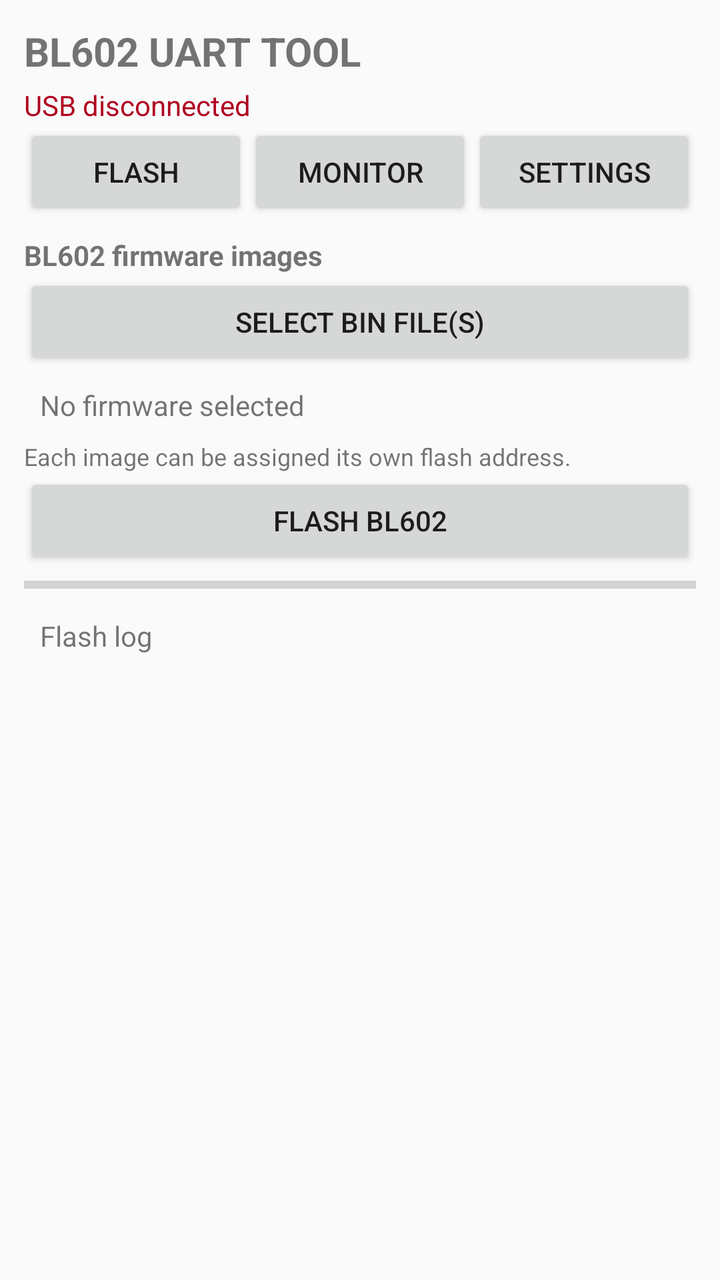
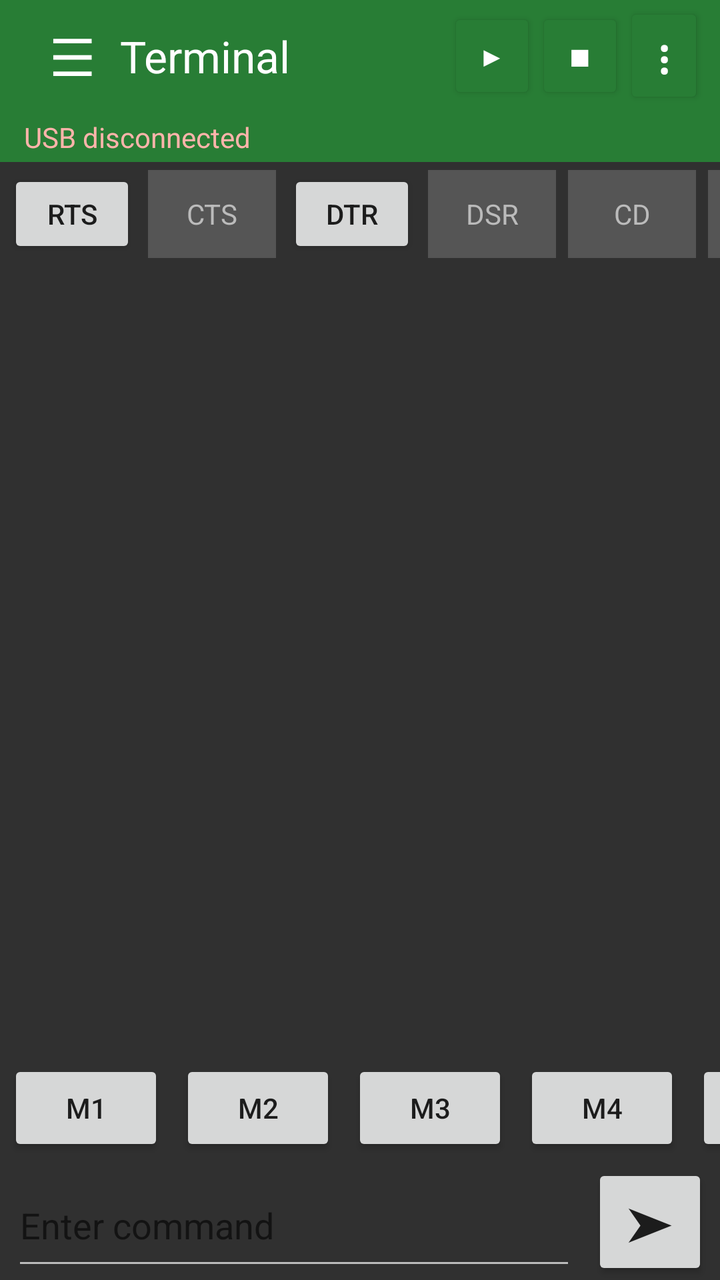

The first picture is an Android layout as it rendered before a commit; the second is the same layout after the commit. The layout source and the unified diff follow.
<!-- AndroidManifest.xml: application theme android:Theme.Material.Light.NoActionBar -->
<!-- res/layout/activity_main.xml -->
<?xml version="1.0" encoding="utf-8"?>
<LinearLayout xmlns:android="http://schemas.android.com/apk/res/android"
    android:orientation="vertical" android:padding="12dp"
    android:layout_width="match_parent" android:layout_height="match_parent">
    <TextView android:id="@+id/title" android:text="BL602 UART TOOL"
        android:textStyle="bold" android:textSize="20sp"
        android:layout_width="match_parent" android:layout_height="wrap_content" />
    <TextView android:id="@+id/status" android:text="USB disconnected"
        android:textColor="#B00020" android:paddingTop="4dp"
        android:layout_width="match_parent" android:layout_height="wrap_content" />
    <LinearLayout android:orientation="horizontal"
        android:layout_width="match_parent" android:layout_height="wrap_content">
        <Button android:id="@+id/tabFlash" android:text="FLASH" android:layout_width="0dp" android:layout_weight="1" android:layout_height="wrap_content" />
        <Button android:id="@+id/tabMonitor" android:text="MONITOR" android:layout_width="0dp" android:layout_weight="1" android:layout_height="wrap_content" />
        <Button android:id="@+id/tabSettings" android:text="SETTINGS" android:layout_width="0dp" android:layout_weight="1" android:layout_height="wrap_content" />
    </LinearLayout>
    <ScrollView android:id="@+id/flashPanel" android:layout_width="match_parent" android:layout_height="0dp" android:layout_weight="1">
        <LinearLayout android:orientation="vertical" android:layout_width="match_parent" android:layout_height="wrap_content">
            <TextView android:text="BL602 firmware images" android:textStyle="bold" android:paddingTop="8dp" android:layout_width="match_parent" android:layout_height="wrap_content"/>
            <Button android:id="@+id/pickFirmware" android:text="Select BIN file(s)" android:layout_width="match_parent" android:layout_height="wrap_content"/>
            <TextView android:id="@+id/firmwareList" android:text="No firmware selected" android:padding="8dp" android:layout_width="match_parent" android:layout_height="wrap_content"/>
            <TextView android:text="Each image can be assigned its own flash address." android:textSize="12sp" android:layout_width="match_parent" android:layout_height="wrap_content"/>
            <Button android:id="@+id/startFlash" android:text="FLASH BL602" android:layout_width="match_parent" android:layout_height="wrap_content"/>
            <ProgressBar android:id="@+id/progress" style="?android:attr/progressBarStyleHorizontal" android:max="100" android:progress="0" android:layout_width="match_parent" android:layout_height="wrap_content"/>
            <TextView android:id="@+id/flashLog" android:text="Flash log" android:padding="8dp" android:textIsSelectable="true" android:layout_width="match_parent" android:layout_height="wrap_content"/>
        </LinearLayout>
    </ScrollView>
    <LinearLayout android:id="@+id/monitorPanel" android:orientation="vertical" android:visibility="gone" android:layout_width="match_parent" android:layout_height="0dp" android:layout_weight="1">
        <LinearLayout android:orientation="horizontal" android:layout_width="match_parent" android:layout_height="wrap_content">
            <Spinner android:id="@+id/viewMode" android:layout_width="0dp" android:layout_weight="1" android:layout_height="wrap_content"/>
            <Button android:id="@+id/connect" android:text="Connect" android:layout_width="0dp" android:layout_weight="1" android:layout_height="wrap_content"/>
            <Button android:id="@+id/disconnect" android:text="Disconnect" android:layout_width="0dp" android:layout_weight="1" android:layout_height="wrap_content"/>
        </LinearLayout>
        <ScrollView android:id="@+id/terminalScroll" android:fillViewport="true" android:background="#101820" android:scrollbars="vertical" android:fadeScrollbars="false" android:layout_width="match_parent" android:layout_height="0dp" android:layout_weight="1">
            <TextView android:id="@+id/terminal" android:textColor="#B8F5C8" android:typeface="monospace" android:textSize="12sp" android:padding="8dp" android:textIsSelectable="true" android:gravity="top|start" android:layout_width="match_parent" android:layout_height="wrap_content" />
        </ScrollView>
        <LinearLayout android:orientation="horizontal" android:layout_width="match_parent" android:layout_height="wrap_content">
            <EditText android:id="@+id/sendText" android:hint="Enter command" android:singleLine="true" android:layout_width="0dp" android:layout_weight="1" android:layout_height="wrap_content"/>
            <Button android:id="@+id/send" android:text="SEND" android:layout_width="wrap_content" android:layout_height="wrap_content"/>
        </LinearLayout>
        <LinearLayout android:orientation="horizontal" android:layout_width="match_parent" android:layout_height="wrap_content">
            <Button android:id="@+id/toTop" android:text="Top" android:layout_width="0dp" android:layout_weight="1" android:layout_height="wrap_content"/>
            <Button android:id="@+id/toBottom" android:text="Bottom" android:layout_width="0dp" android:layout_weight="1" android:layout_height="wrap_content"/>
            <Button android:id="@+id/copy" android:text="Copy all" android:layout_width="0dp" android:layout_weight="1" android:layout_height="wrap_content"/>
            <Button android:id="@+id/paste" android:text="Paste" android:layout_width="0dp" android:layout_weight="1" android:layout_height="wrap_content"/>
            <Button android:id="@+id/clear" android:text="Clear" android:layout_width="0dp" android:layout_weight="1" android:layout_height="wrap_content"/>
        </LinearLayout>
    </LinearLayout>
    <ScrollView android:id="@+id/settingsPanel" android:visibility="gone" android:layout_width="match_parent" android:layout_height="0dp" android:layout_weight="1">
        <LinearLayout android:orientation="vertical" android:layout_width="match_parent" android:layout_height="wrap_content">
            <TextView android:text="UART settings" android:textStyle="bold" android:layout_width="match_parent" android:layout_height="wrap_content"/>
            <TextView android:text="Baud rate" android:paddingTop="8dp" android:layout_width="match_parent" android:layout_height="wrap_content"/>
            <Spinner android:id="@+id/baudPreset" android:layout_width="match_parent" android:layout_height="wrap_content"/>
            <EditText android:id="@+id/baudRate" android:visibility="gone" android:inputType="number" android:text="500000" android:hint="Custom baud rate" android:layout_width="match_parent" android:layout_height="wrap_content"/>
            <TextView android:text="Transmit newline" android:paddingTop="12dp" android:layout_width="match_parent" android:layout_height="wrap_content"/>
            <Spinner android:id="@+id/newlineMode" android:layout_width="match_parent" android:layout_height="wrap_content"/>
            <TextView android:text="Data: 8 bits · Parity: none · Stop: 1" android:layout_width="match_parent" android:layout_height="wrap_content"/>
            <TextView android:text="Reset controls (when CH340 board exposes DTR/RTS)" android:textStyle="bold" android:paddingTop="12dp" android:layout_width="match_parent" android:layout_height="wrap_content"/>
            <Button android:id="@+id/dtr" android:text="Toggle DTR" android:layout_width="match_parent" android:layout_height="wrap_content"/>
            <Button android:id="@+id/rts" android:text="Toggle RTS" android:layout_width="match_parent" android:layout_height="wrap_content"/>
            <TextView android:text="Manual reset: hold BOOT, pulse RESET, release RESET, then release BOOT. Wiring varies by board." android:textSize="12sp" android:padding="8dp" android:layout_width="match_parent" android:layout_height="wrap_content"/>
        </LinearLayout>
    </ScrollView>
</LinearLayout>
<!-- resources referenced by this layout -->
<resources>

</resources>

<!-- the commit's change to res/layout/activity_main.xml (unified diff, before → after) -->
@@ -1,64 +1,101 @@
 <?xml version="1.0" encoding="utf-8"?>
 <LinearLayout xmlns:android="http://schemas.android.com/apk/res/android"
-    android:orientation="vertical" android:padding="12dp"
+    android:orientation="vertical" android:background="#303030"
     android:layout_width="match_parent" android:layout_height="match_parent">
-    <TextView android:id="@+id/title" android:text="BL602 UART TOOL"
-        android:textStyle="bold" android:textSize="20sp"
-        android:layout_width="match_parent" android:layout_height="wrap_content" />
-    <TextView android:id="@+id/status" android:text="USB disconnected"
-        android:textColor="#B00020" android:paddingTop="4dp"
-        android:layout_width="match_parent" android:layout_height="wrap_content" />
-    <LinearLayout android:orientation="horizontal"
-        android:layout_width="match_parent" android:layout_height="wrap_content">
-        <Button android:id="@+id/tabFlash" android:text="FLASH" android:layout_width="0dp" android:layout_weight="1" android:layout_height="wrap_content" />
-        <Button android:id="@+id/tabMonitor" android:text="MONITOR" android:layout_width="0dp" android:layout_weight="1" android:layout_height="wrap_content" />
-        <Button android:id="@+id/tabSettings" android:text="SETTINGS" android:layout_width="0dp" android:layout_weight="1" android:layout_height="wrap_content" />
+
+    <LinearLayout android:orientation="horizontal" android:gravity="center_vertical"
+        android:background="#287D35" android:paddingLeft="12dp" android:paddingRight="8dp"
+        android:layout_width="match_parent" android:layout_height="56dp">
+        <TextView android:id="@+id/title" android:text="☰" android:textColor="#FFFFFF"
+            android:textSize="26sp" android:gravity="center" android:layout_width="48dp" android:layout_height="match_parent"/>
+        <TextView android:text="Terminal" android:textColor="#FFFFFF" android:textSize="22sp"
+            android:layout_width="0dp" android:layout_weight="1" android:layout_height="wrap_content"/>
+        <Button android:id="@+id/connect" android:text="▶" android:textColor="#FFFFFF"
+            android:backgroundTint="#287D35" android:minWidth="44dp" android:layout_width="wrap_content" android:layout_height="wrap_content"/>
+        <Button android:id="@+id/disconnect" android:text="■" android:textColor="#FFFFFF"
+            android:backgroundTint="#287D35" android:minWidth="44dp" android:layout_width="wrap_content" android:layout_height="wrap_content"/>
+        <Button android:id="@+id/menu" android:text="⋮" android:textColor="#FFFFFF"
+            android:textSize="24sp" android:backgroundTint="#287D35" android:minWidth="40dp" android:layout_width="wrap_content" android:layout_height="wrap_content"/>
     </LinearLayout>
-    <ScrollView android:id="@+id/flashPanel" android:layout_width="match_parent" android:layout_height="0dp" android:layout_weight="1">
-        <LinearLayout android:orientation="vertical" android:layout_width="match_parent" android:layout_height="wrap_content">
-            <TextView android:text="BL602 firmware images" android:textStyle="bold" android:paddingTop="8dp" android:layout_width="match_parent" android:layout_height="wrap_content"/>
+
+    <TextView android:id="@+id/status" android:text="USB disconnected" android:textColor="#FFB4AB"
+        android:paddingLeft="12dp" android:paddingTop="3dp" android:paddingBottom="3dp"
+        android:background="#287D35" android:layout_width="match_parent" android:layout_height="wrap_content"/>
+
+    <HorizontalScrollView android:scrollbars="none" android:background="#303030"
+        android:layout_width="match_parent" android:layout_height="52dp">
+        <LinearLayout android:orientation="horizontal" android:gravity="center_vertical"
+            android:paddingLeft="4dp" android:paddingRight="4dp"
+            android:layout_width="wrap_content" android:layout_height="match_parent">
+            <Button android:id="@+id/rts" android:text="RTS" android:layout_width="64dp" android:layout_height="44dp" android:layout_marginRight="6dp"/>
+            <TextView android:id="@+id/cts" android:text="CTS" android:textColor="#BBBBBB" android:gravity="center" android:background="#555555" android:layout_width="64dp" android:layout_height="44dp" android:layout_marginRight="6dp"/>
+            <Button android:id="@+id/dtr" android:text="DTR" android:layout_width="64dp" android:layout_height="44dp" android:layout_marginRight="6dp"/>
+            <TextView android:id="@+id/dsr" android:text="DSR" android:textColor="#BBBBBB" android:gravity="center" android:background="#555555" android:layout_width="64dp" android:layout_height="44dp" android:layout_marginRight="6dp"/>
+            <TextView android:id="@+id/cd" android:text="CD" android:textColor="#BBBBBB" android:gravity="center" android:background="#555555" android:layout_width="64dp" android:layout_height="44dp" android:layout_marginRight="6dp"/>
+            <TextView android:id="@+id/ri" android:text="RI" android:textColor="#BBBBBB" android:gravity="center" android:background="#555555" android:layout_width="64dp" android:layout_height="44dp"/>
+        </LinearLayout>
+    </HorizontalScrollView>
+
+    <ScrollView android:id="@+id/flashPanel" android:visibility="gone"
+        android:layout_width="match_parent" android:layout_height="0dp" android:layout_weight="1">
+        <LinearLayout android:orientation="vertical" android:padding="12dp" android:layout_width="match_parent" android:layout_height="wrap_content">
+            <TextView android:text="BL602 firmware images" android:textColor="#FFFFFF" android:textStyle="bold" android:paddingTop="8dp" android:layout_width="match_parent" android:layout_height="wrap_content"/>
             <Button android:id="@+id/pickFirmware" android:text="Select BIN file(s)" android:layout_width="match_parent" android:layout_height="wrap_content"/>
-            <TextView android:id="@+id/firmwareList" android:text="No firmware selected" android:padding="8dp" android:layout_width="match_parent" android:layout_height="wrap_content"/>
-            <TextView android:text="Each image can be assigned its own flash address." android:textSize="12sp" android:layout_width="match_parent" android:layout_height="wrap_content"/>
+            <TextView android:id="@+id/firmwareList" android:text="No firmware selected" android:textColor="#FFFFFF" android:padding="8dp" android:layout_width="match_parent" android:layout_height="wrap_content"/>
+            <TextView android:text="Flash address assignment is not available yet." android:textColor="#CCCCCC" android:textSize="12sp" android:layout_width="match_parent" android:layout_height="wrap_content"/>
             <Button android:id="@+id/startFlash" android:text="FLASH BL602" android:layout_width="match_parent" android:layout_height="wrap_content"/>
             <ProgressBar android:id="@+id/progress" style="?android:attr/progressBarStyleHorizontal" android:max="100" android:progress="0" android:layout_width="match_parent" android:layout_height="wrap_content"/>
-            <TextView android:id="@+id/flashLog" android:text="Flash log" android:padding="8dp" android:textIsSelectable="true" android:layout_width="match_parent" android:layout_height="wrap_content"/>
+            <TextView android:id="@+id/flashLog" android:text="Flash log" android:textColor="#FFFFFF" android:padding="8dp" android:textIsSelectable="true" android:layout_width="match_parent" android:layout_height="wrap_content"/>
         </LinearLayout>
     </ScrollView>
-    <LinearLayout android:id="@+id/monitorPanel" android:orientation="vertical" android:visibility="gone" android:layout_width="match_parent" android:layout_height="0dp" android:layout_weight="1">
-        <LinearLayout android:orientation="horizontal" android:layout_width="match_parent" android:layout_height="wrap_content">
-            <Spinner android:id="@+id/viewMode" android:layout_width="0dp" android:layout_weight="1" android:layout_height="wrap_content"/>
-            <Button android:id="@+id/connect" android:text="Connect" android:layout_width="0dp" android:layout_weight="1" android:layout_height="wrap_content"/>
-            <Button android:id="@+id/disconnect" android:text="Disconnect" android:layout_width="0dp" android:layout_weight="1" android:layout_height="wrap_content"/>
-        </LinearLayout>
-        <ScrollView android:id="@+id/terminalScroll" android:fillViewport="true" android:background="#101820" android:scrollbars="vertical" android:fadeScrollbars="false" android:layout_width="match_parent" android:layout_height="0dp" android:layout_weight="1">
-            <TextView android:id="@+id/terminal" android:textColor="#B8F5C8" android:typeface="monospace" android:textSize="12sp" android:padding="8dp" android:textIsSelectable="true" android:gravity="top|start" android:layout_width="match_parent" android:layout_height="wrap_content" />
+
+    <LinearLayout android:id="@+id/monitorPanel" android:orientation="vertical"
+        android:layout_width="match_parent" android:layout_height="0dp" android:layout_weight="1">
+        <ScrollView android:id="@+id/terminalScroll" android:fillViewport="true" android:background="#303030"
+            android:scrollbars="vertical" android:fadeScrollbars="false"
+            android:layout_width="match_parent" android:layout_height="0dp" android:layout_weight="1">
+            <TextView android:id="@+id/terminal" android:textColor="#E0E0E0" android:typeface="monospace"
+                android:textSize="13sp" android:padding="8dp" android:textIsSelectable="true"
+                android:gravity="top|start" android:layout_width="match_parent" android:layout_height="wrap_content"/>
         </ScrollView>
-        <LinearLayout android:orientation="horizontal" android:layout_width="match_parent" android:layout_height="wrap_content">
-            <EditText android:id="@+id/sendText" android:hint="Enter command" android:singleLine="true" android:layout_width="0dp" android:layout_weight="1" android:layout_height="wrap_content"/>
-            <Button android:id="@+id/send" android:text="SEND" android:layout_width="wrap_content" android:layout_height="wrap_content"/>
-        </LinearLayout>
-        <LinearLayout android:orientation="horizontal" android:layout_width="match_parent" android:layout_height="wrap_content">
-            <Button android:id="@+id/toTop" android:text="Top" android:layout_width="0dp" android:layout_weight="1" android:layout_height="wrap_content"/>
-            <Button android:id="@+id/toBottom" android:text="Bottom" android:layout_width="0dp" android:layout_weight="1" android:layout_height="wrap_content"/>
-            <Button android:id="@+id/copy" android:text="Copy all" android:layout_width="0dp" android:layout_weight="1" android:layout_height="wrap_content"/>
-            <Button android:id="@+id/paste" android:text="Paste" android:layout_width="0dp" android:layout_weight="1" android:layout_height="wrap_content"/>
-            <Button android:id="@+id/clear" android:text="Clear" android:layout_width="0dp" android:layout_weight="1" android:layout_height="wrap_content"/>
+        <HorizontalScrollView android:scrollbars="none" android:layout_width="match_parent" android:layout_height="56dp">
+            <LinearLayout android:id="@+id/shortcutRow" android:orientation="horizontal" android:gravity="center_vertical"
+                android:layout_width="wrap_content" android:layout_height="match_parent">
+                <Button android:id="@+id/m1" android:text="M1" android:layout_width="78dp" android:layout_height="48dp" android:layout_margin="4dp"/>
+                <Button android:id="@+id/m2" android:text="M2" android:layout_width="78dp" android:layout_height="48dp" android:layout_margin="4dp"/>
+                <Button android:id="@+id/m3" android:text="M3" android:layout_width="78dp" android:layout_height="48dp" android:layout_margin="4dp"/>
+                <Button android:id="@+id/m4" android:text="M4" android:layout_width="78dp" android:layout_height="48dp" android:layout_margin="4dp"/>
+                <Button android:id="@+id/m5" android:text="M5" android:layout_width="78dp" android:layout_height="48dp" android:layout_margin="4dp"/>
+                <Button android:id="@+id/m6" android:text="M6" android:layout_width="78dp" android:layout_height="48dp" android:layout_margin="4dp"/>
+                <Button android:id="@+id/m7" android:text="M7" android:layout_width="78dp" android:layout_height="48dp" android:layout_margin="4dp"/>
+            </LinearLayout>
+        </HorizontalScrollView>
+        <LinearLayout android:orientation="horizontal" android:gravity="center_vertical"
+            android:paddingLeft="6dp" android:paddingRight="6dp"
+            android:layout_width="match_parent" android:layout_height="58dp">
+            <EditText android:id="@+id/sendText" android:hint="Enter command" android:textColor="#FFFFFF"
+                android:hintTextColor="#AAAAAA" android:singleLine="true" android:backgroundTint="#BBBBBB"
+                android:imeOptions="actionSend" android:layout_width="0dp" android:layout_weight="1" android:layout_height="match_parent"/>
+            <Button android:id="@+id/send" android:text="➤" android:textSize="24sp"
+                android:layout_width="58dp" android:layout_height="match_parent" android:layout_marginLeft="8dp"/>
         </LinearLayout>
     </LinearLayout>
-    <ScrollView android:id="@+id/settingsPanel" android:visibility="gone" android:layout_width="match_parent" android:layout_height="0dp" android:layout_weight="1">
-        <LinearLayout android:orientation="vertical" android:layout_width="match_parent" android:layout_height="wrap_content">
-            <TextView android:text="UART settings" android:textStyle="bold" android:layout_width="match_parent" android:layout_height="wrap_content"/>
-            <TextView android:text="Baud rate" android:paddingTop="8dp" android:layout_width="match_parent" android:layout_height="wrap_content"/>
+
+    <ScrollView android:id="@+id/settingsPanel" android:visibility="gone"
+        android:layout_width="match_parent" android:layout_height="0dp" android:layout_weight="1">
+        <LinearLayout android:orientation="vertical" android:padding="12dp" android:layout_width="match_parent" android:layout_height="wrap_content">
+            <TextView android:text="UART settings" android:textColor="#FFFFFF" android:textStyle="bold" android:layout_width="match_parent" android:layout_height="wrap_content"/>
+            <TextView android:text="Baud rate" android:textColor="#FFFFFF" android:paddingTop="8dp" android:layout_width="match_parent" android:layout_height="wrap_content"/>
             <Spinner android:id="@+id/baudPreset" android:layout_width="match_parent" android:layout_height="wrap_content"/>
             <EditText android:id="@+id/baudRate" android:visibility="gone" android:inputType="number" android:text="500000" android:hint="Custom baud rate" android:layout_width="match_parent" android:layout_height="wrap_content"/>
-            <TextView android:text="Transmit newline" android:paddingTop="12dp" android:layout_width="match_parent" android:layout_height="wrap_content"/>
+            <TextView android:text="Receive format" android:textColor="#FFFFFF" android:paddingTop="12dp" android:layout_width="match_parent" android:layout_height="wrap_content"/>
+            <Spinner android:id="@+id/viewMode" android:layout_width="match_parent" android:layout_height="wrap_content"/>
+            <TextView android:text="Transmit newline" android:textColor="#FFFFFF" android:paddingTop="12dp" android:layout_width="match_parent" android:layout_height="wrap_content"/>
             <Spinner android:id="@+id/newlineMode" android:layout_width="match_parent" android:layout_height="wrap_content"/>
-            <TextView android:text="Data: 8 bits · Parity: none · Stop: 1" android:layout_width="match_parent" android:layout_height="wrap_content"/>
-            <TextView android:text="Reset controls (when CH340 board exposes DTR/RTS)" android:textStyle="bold" android:paddingTop="12dp" android:layout_width="match_parent" android:layout_height="wrap_content"/>
-            <Button android:id="@+id/dtr" android:text="Toggle DTR" android:layout_width="match_parent" android:layout_height="wrap_content"/>
-            <Button android:id="@+id/rts" android:text="Toggle RTS" android:layout_width="match_parent" android:layout_height="wrap_content"/>
-            <TextView android:text="Manual reset: hold BOOT, pulse RESET, release RESET, then release BOOT. Wiring varies by board." android:textSize="12sp" android:padding="8dp" android:layout_width="match_parent" android:layout_height="wrap_content"/>
+            <TextView android:text="Data: 8 bits · Parity: none · Stop: 1" android:textColor="#FFFFFF" android:layout_width="match_parent" android:layout_height="wrap_content"/>
+            <TextView android:text="Tap RTS/DTR to toggle output lines. CTS/DSR/CD/RI are status indicators." android:textColor="#CCCCCC" android:textStyle="bold" android:paddingTop="12dp" android:layout_width="match_parent" android:layout_height="wrap_content"/>
+            <Button android:id="@+id/backToTerminal" android:text="Back to terminal" android:layout_width="match_parent" android:layout_height="wrap_content"/>
+            <TextView android:text="Manual reset: hold BOOT, pulse RESET, release RESET, then release BOOT. Wiring varies by board." android:textColor="#CCCCCC" android:textSize="12sp" android:padding="8dp" android:layout_width="match_parent" android:layout_height="wrap_content"/>
         </LinearLayout>
     </ScrollView>
 </LinearLayout>
